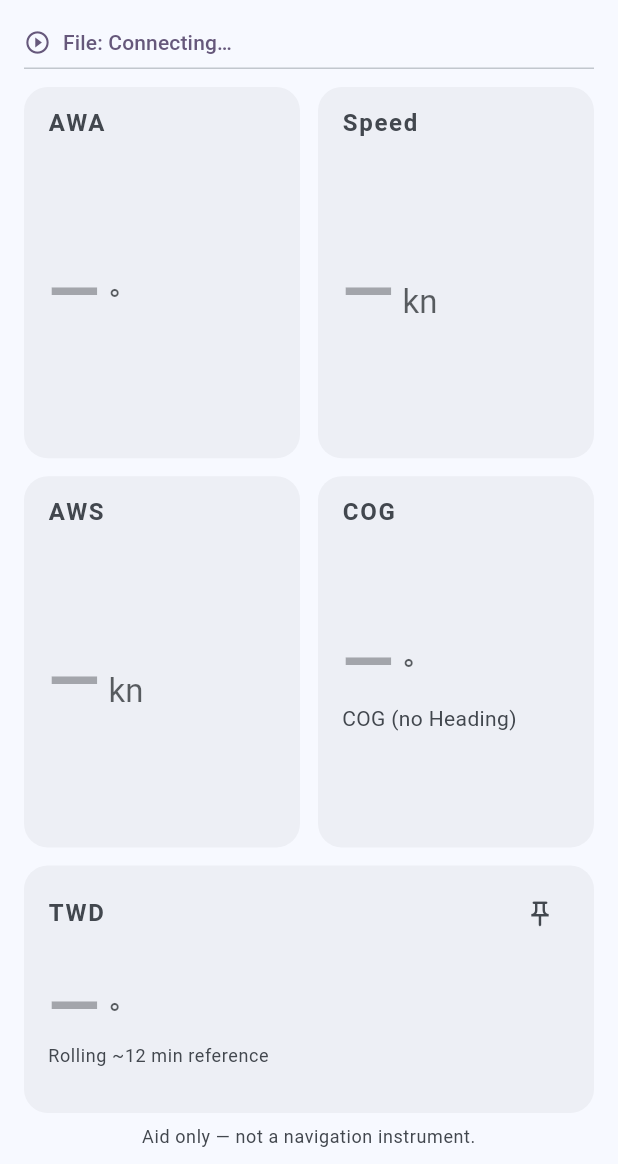
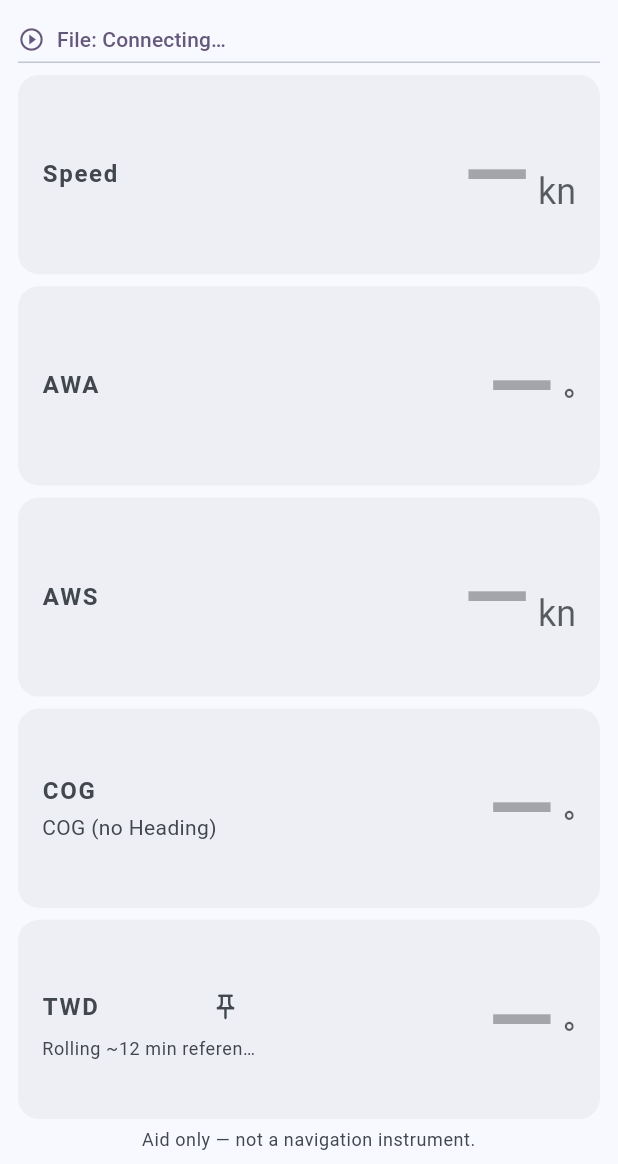
Before and after one commit to lambertbeekhuis/SailPerformanceApp, a Flutter app: the screen it shows after launch, on a phone screen of 412 x 824 dp, the part 72-1236 px from its top. Run offline on Flutter 3.47's test engine with Material 3 defaults, Android fonts, the phone set to English and light mode, and no system bars; our stand-ins replace flutter_riverpod, material_ui, wakelock_plus.

Commit message:
Stack dashboard instruments as full-width portrait tiles
Reorder to Speed, AWA, AWS(+TWS), Heading, TWD and use a vertical
band layout for glanceable portrait use on phone.

```diff
--- a/lib/features/dashboard/dashboard_screen.dart
+++ b/lib/features/dashboard/dashboard_screen.dart
@@ -9,7 +9,7 @@ import '../../nmea/course_display.dart';
 import '../../nmea/sailing_snapshot.dart';
 import '../../providers/nmea_providers.dart';
 
-/// Live dashboard: AWA, Speed, AWS, Heading/COG, TWD + lift/header.
+/// Live dashboard: Speed, AWA, AWS(+TWS), Heading/COG, TWD + lift/header.
 class DashboardScreen extends ConsumerStatefulWidget {
   const DashboardScreen({super.key});
 
@@ -84,18 +84,15 @@ class _DashboardScreenState extends ConsumerState<DashboardScreen> {
       ),
       body: SafeArea(
         child: Padding(
-          padding: const EdgeInsets.symmetric(horizontal: 16, vertical: 10),
+          padding: const EdgeInsets.symmetric(horizontal: 12, vertical: 8),
           child: Column(
             crossAxisAlignment: .stretch,
             children: [
               _StatusBanner(status: status),
-              const SizedBox(height: 12),
+              const SizedBox(height: 8),
               Expanded(
-                child: LayoutBuilder(
-                  builder: (context, constraints) {
-                    // Need room for five glanceable columns (simulator / tablet).
-                    final wide = constraints.maxWidth >= 900;
-                    final tall = constraints.maxHeight >= 520;
+                child: Builder(
+                  builder: (context) {
                     final tiles = _buildTiles(
                       snapshot: snapshot,
                       course: course,
@@ -107,52 +104,19 @@ class _DashboardScreenState extends ConsumerState<DashboardScreen> {
                             .setWindReferenceNow();
                       },
                     );
-                    if (wide) {
-                      return Row(
+                    return Column(
                       crossAxisAlignment: .stretch,
                       children: [
                         for (var i = 0; i < tiles.length; i++) ...[
-                            if (i > 0) const SizedBox(width: 12),
+                          if (i > 0) const SizedBox(height: 8),
                           Expanded(child: tiles[i]),
                         ],
-                        ],
-                      );
-                    }
-                    // Portrait: 2×2 grid + full-width TWD row.
-                    return Column(
-                      crossAxisAlignment: .stretch,
-                      children: [
-                        Expanded(
-                          flex: tall ? 3 : 2,
-                          child: Row(
-                            crossAxisAlignment: .stretch,
-                            children: [
-                              Expanded(child: tiles[0]),
-                              const SizedBox(width: 12),
-                              Expanded(child: tiles[1]),
-                            ],
-                          ),
-                        ),
-                        const SizedBox(height: 12),
-                        Expanded(
-                          flex: tall ? 3 : 2,
-                          child: Row(
-                            crossAxisAlignment: .stretch,
-                            children: [
-                              Expanded(child: tiles[2]),
-                              const SizedBox(width: 12),
-                              Expanded(child: tiles[3]),
-                            ],
-                          ),
-                        ),
-                        const SizedBox(height: 12),
-                        Expanded(flex: tall ? 2 : 2, child: tiles[4]),
                       ],
                     );
                   },
                 ),
               ),
-              const SizedBox(height: 8),
+              const SizedBox(height: 6),
               Text(
                 'Aid only — not a navigation instrument.',
                 style: theme.textTheme.bodySmall?.copyWith(
@@ -187,7 +151,23 @@ class _DashboardScreenState extends ConsumerState<DashboardScreen> {
             : 'STW')
         : (snapshot.sog != null ? 'SOG fallback' : null);
 
+    final tws = snapshot.tws;
+    final twsStale =
+        tws == null || tws.isStale(now, kDefaultStaleTimeout);
+    final twsLabel = (!twsStale)
+        ? 'TWS ${tws.value.toStringAsFixed(1)} kn'
+        : null;
+
     return [
+      _MetricTile(
+        title: 'Speed',
+        value: speed?.value,
+        unit: 'kn',
+        timed: speed,
+        now: now,
+        subtitle: speedHint,
+        fractionDigits: 1,
+      ),
       _MetricTile(
         title: 'AWA',
         value: awa?.abs(),
@@ -198,20 +178,12 @@ class _DashboardScreenState extends ConsumerState<DashboardScreen> {
         fractionDigits: 0,
       ),
       _MetricTile(
-        title: 'Speed',
-        value: speed?.value,
-        unit: 'kn',
-        timed: speed,
-        now: now,
-        subtitle: speedHint,
-        fractionDigits: 1,
-      ),
-      _MetricTile(
         title: 'AWS',
         value: snapshot.aws?.value,
         unit: 'kn',
         timed: snapshot.aws,
         now: now,
+        subtitle: twsLabel,
         fractionDigits: 1,
       ),
       _MetricTile(
@@ -260,7 +232,7 @@ class _StatusBanner extends StatelessWidget {
         ),
       ),
       child: Padding(
-        padding: const EdgeInsets.only(bottom: 8),
+        padding: const EdgeInsets.only(bottom: 6),
         child: Row(
           children: [
             Icon(
@@ -284,6 +256,7 @@ class _StatusBanner extends StatelessWidget {
   }
 }
 
+/// Full-width horizontal instrument band: label left, large value right.
 class _MetricTile extends StatelessWidget {
   const _MetricTile({
     required this.title,
@@ -316,12 +289,18 @@ class _MetricTile extends StatelessWidget {
     return DecoratedBox(
       decoration: BoxDecoration(
         color: scheme.surfaceContainerHighest.withValues(alpha: 0.45),
-        borderRadius: .circular(16),
+        borderRadius: .circular(14),
       ),
       child: Padding(
-        padding: const EdgeInsets.symmetric(horizontal: 16, vertical: 12),
+        padding: const EdgeInsets.symmetric(horizontal: 16, vertical: 8),
+        child: Row(
+          crossAxisAlignment: .center,
+          children: [
+            Expanded(
+              flex: 2,
               child: Column(
                 crossAxisAlignment: .start,
+                mainAxisAlignment: .center,
                 children: [
                   Text(
                     title,
@@ -331,11 +310,27 @@ class _MetricTile extends StatelessWidget {
                       fontWeight: .w600,
                     ),
                   ),
-            const Spacer(),
-            FittedBox(
+                  if (subtitle != null && subtitle!.isNotEmpty) ...[
+                    const SizedBox(height: 2),
+                    Text(
+                      subtitle!,
+                      style: theme.textTheme.bodyMedium?.copyWith(
+                        color: scheme.onSurfaceVariant,
+                      ),
+                      maxLines: 1,
+                      overflow: .ellipsis,
+                    ),
+                  ],
+                ],
+              ),
+            ),
+            Expanded(
+              flex: 3,
+              child: FittedBox(
                 fit: .scaleDown,
-              alignment: .centerLeft,
+                alignment: .centerRight,
                 child: Row(
+                  mainAxisAlignment: .end,
                   crossAxisAlignment: .baseline,
                   textBaseline: .alphabetic,
                   children: [
@@ -343,7 +338,7 @@ class _MetricTile extends StatelessWidget {
                       hasValue
                           ? value!.toStringAsFixed(fractionDigits)
                           : '—',
-                    style: theme.textTheme.displayMedium?.copyWith(
+                      style: theme.textTheme.displayLarge?.copyWith(
                         color: valueColor,
                         fontWeight: .w600,
                         height: 1.0,
@@ -352,23 +347,14 @@ class _MetricTile extends StatelessWidget {
                     const SizedBox(width: 6),
                     Text(
                       unit,
-                    style: theme.textTheme.titleLarge?.copyWith(
+                      style: theme.textTheme.headlineSmall?.copyWith(
                         color: valueColor.withValues(alpha: 0.7),
                       ),
                     ),
                   ],
                 ),
               ),
-            if (subtitle != null && subtitle!.isNotEmpty) ...[
-              const SizedBox(height: 6),
-              Text(
-                subtitle!,
-                style: theme.textTheme.bodyMedium?.copyWith(
-                  color: scheme.onSurfaceVariant,
             ),
-              ),
-            ],
-            const Spacer(),
           ],
         ),
       ),
@@ -405,12 +391,18 @@ class _TwdTile extends StatelessWidget {
     return DecoratedBox(
       decoration: BoxDecoration(
         color: scheme.surfaceContainerHighest.withValues(alpha: 0.45),
-        borderRadius: .circular(16),
+        borderRadius: .circular(14),
       ),
       child: Padding(
-        padding: const EdgeInsets.symmetric(horizontal: 16, vertical: 12),
+        padding: const EdgeInsets.symmetric(horizontal: 16, vertical: 8),
+        child: Row(
+          crossAxisAlignment: .center,
+          children: [
+            Expanded(
+              flex: 2,
               child: Column(
                 crossAxisAlignment: .start,
+                mainAxisAlignment: .center,
                 children: [
                   Row(
                     children: [
@@ -443,11 +435,24 @@ class _TwdTile extends StatelessWidget {
                       ),
                     ],
                   ),
-            const Spacer(),
-            FittedBox(
+                  Text(
+                    pinned ? 'Pinned reference' : 'Rolling ~12 min reference',
+                    style: theme.textTheme.bodySmall?.copyWith(
+                      color: scheme.onSurfaceVariant,
+                    ),
+                    maxLines: 1,
+                    overflow: .ellipsis,
+                  ),
+                ],
+              ),
+            ),
+            Expanded(
+              flex: 3,
+              child: FittedBox(
                 fit: .scaleDown,
-              alignment: .centerLeft,
+                alignment: .centerRight,
                 child: Row(
+                  mainAxisAlignment: .end,
                   crossAxisAlignment: .baseline,
                   textBaseline: .alphabetic,
                   children: [
@@ -455,7 +460,7 @@ class _TwdTile extends StatelessWidget {
                       hasValue
                           ? timed.value.toStringAsFixed(0)
                           : '—',
-                    style: theme.textTheme.displayMedium?.copyWith(
+                      style: theme.textTheme.displayLarge?.copyWith(
                         color: valueColor,
                         fontWeight: .w600,
                         height: 1.0,
@@ -464,12 +469,12 @@ class _TwdTile extends StatelessWidget {
                     const SizedBox(width: 6),
                     Text(
                       '°',
-                    style: theme.textTheme.titleLarge?.copyWith(
+                      style: theme.textTheme.headlineSmall?.copyWith(
                         color: valueColor.withValues(alpha: 0.7),
                       ),
                     ),
                     if (lift != null && hasValue) ...[
-                    const SizedBox(width: 16),
+                      const SizedBox(width: 12),
                       Text(
                         lift,
                         style: theme.textTheme.headlineSmall?.copyWith(
@@ -481,14 +486,7 @@ class _TwdTile extends StatelessWidget {
                   ],
                 ),
               ),
-            const SizedBox(height: 4),
-            Text(
-              pinned ? 'Pinned reference' : 'Rolling ~12 min reference',
-              style: theme.textTheme.bodySmall?.copyWith(
-                color: scheme.onSurfaceVariant,
             ),
-            ),
-            const Spacer(),
           ],
         ),
       ),
```
Lines whose indentation alone changed are shown as unchanged.
